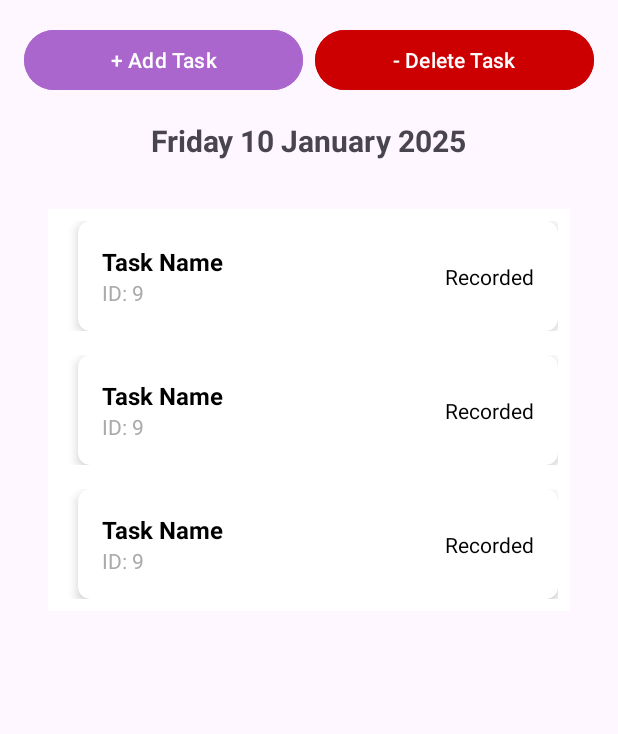
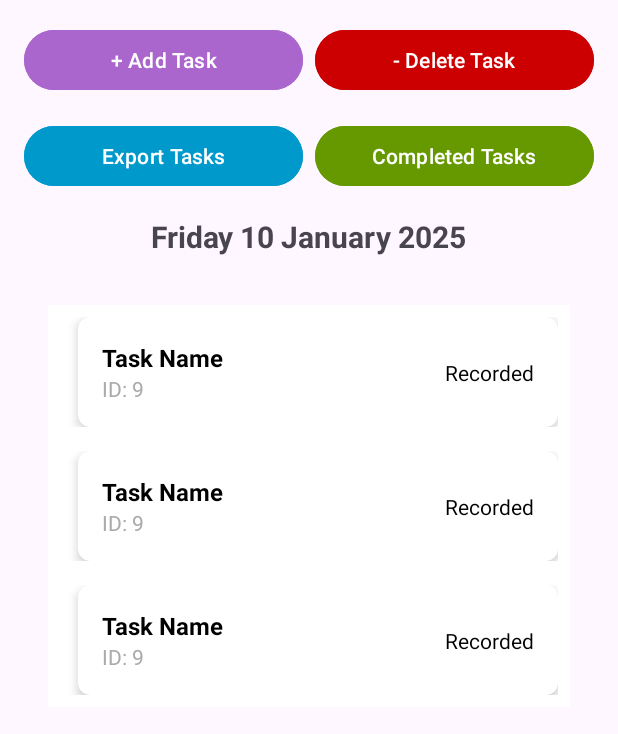
Before and after one commit to Evangelia2/DailyTasker, an Android app: the layout activity_main.xml on its own in the app's theme, with its tools: preview values and no code run, on a phone screen of 412 x 824 dp. Shown: the top 734 px of the screen. Run offline under Robolectric (Android 15) with nearby library versions, the phone set to English and light mode, and no system bars.

```diff
--- a/src/main/AndroidManifest.xml
+++ b/src/main/AndroidManifest.xml
@@ -25,8 +25,9 @@
         <activity android:name=".DeleteTaskActivity" />
         <activity android:name=".TaskDetailsActivity" />
 
-
-
     </application>
 
+    <uses-permission android:name="android.permission.WRITE_EXTERNAL_STORAGE" />
+    <uses-permission android:name="android.permission.READ_EXTERNAL_STORAGE" />
+
 </manifest>
--- a/src/main/java/gr/hua/dit/android/dailytasker/TaskDao.java
+++ b/src/main/java/gr/hua/dit/android/dailytasker/TaskDao.java
@@ -33,4 +33,7 @@ public interface TaskDao {
             "datetime(startTime) ASC")
     List<Task> getActiveTasksOrdered();
 
+    @Query("SELECT * FROM tasks WHERE status != 'Completed'")
+    List<Task> getIncompleteTasks();
+
 }
--- a/src/main/res/layout/activity_main.xml
+++ b/src/main/res/layout/activity_main.xml
@@ -35,6 +35,34 @@
             android:textColor="@android:color/white" />
     </LinearLayout>
 
+    <!-- Export and Completed Tasks Buttons -->
+    <LinearLayout
+        android:layout_width="match_parent"
+        android:layout_height="wrap_content"
+        android:orientation="horizontal"
+        android:gravity="center"
+        android:layout_marginBottom="16dp">
+
+        <Button
+            android:id="@+id/btnExportTasks"
+            android:layout_width="0dp"
+            android:layout_height="wrap_content"
+            android:layout_weight="1"
+            android:text="Export Tasks"
+            android:backgroundTint="@android:color/holo_blue_dark"
+            android:textColor="@android:color/white"
+            android:layout_marginEnd="8dp" />
+
+        <Button
+            android:id="@+id/btnCompletedTasks"
+            android:layout_width="0dp"
+            android:layout_height="wrap_content"
+            android:layout_weight="1"
+            android:text="Completed Tasks"
+            android:backgroundTint="@android:color/holo_green_dark"
+            android:textColor="@android:color/white" />
+    </LinearLayout>
+
     <!-- Date -->
     <TextView
         android:id="@+id/today_date"
```
Also changed, not shown: src/main/java/gr/hua/dit/android/dailytasker/MainActivity.java (+45 -0 lines), src/main/res/layout/activity_task_details.xml (line endings or trailing spaces).
